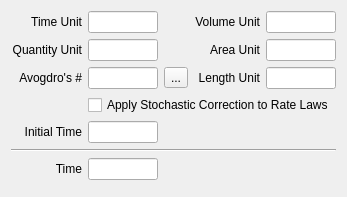
Above: copasi/UI/CQModelWidget.ui from copasi/COPASI before the change. Below: the same form after it.
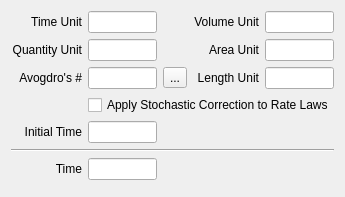
That is the form after the change. Custom widgets are drawn as their Qt base class.

Commit message: - issue 2422: fix for stretching of detail widgets for develop

Patch:
```diff
--- a/copasi/UI/CQModelWidget.ui
+++ b/copasi/UI/CQModelWidget.ui
@@ -17,14 +17,14 @@
    <rect>
     <x>0</x>
     <y>0</y>
-    <width>347</width>
-    <height>186</height>
+    <width>309</width>
+    <height>180</height>
    </rect>
   </property>
   <property name="windowTitle">
    <string>Form</string>
   </property>
-  <layout class="QGridLayout" name="gridLayout">
+  <layout class="QGridLayout" name="gridLayout" columnstretch="0,1,0,0,1">
    <item row="0" column="0">
     <widget class="QLabel" name="mpLblTimeUnit">
      <property name="text">
```
The commit also changes 5 other files.
